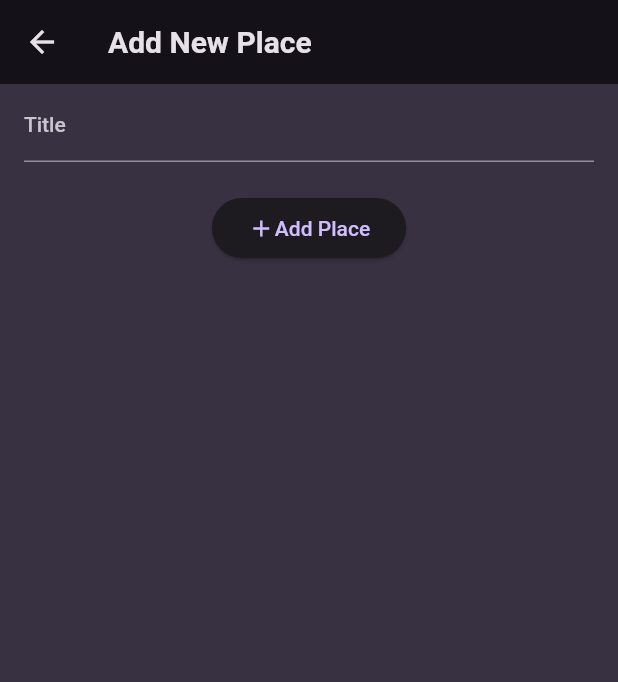
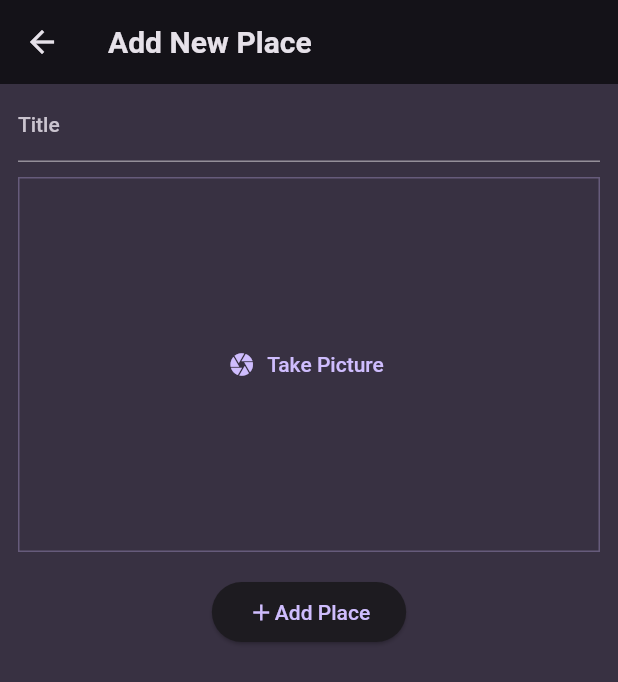
Before and after one commit to tristantanjh/FlutterAndDartGuide2023, a Flutter app: the AddPlaceScreen screen opened directly, after a tap on "Add Place", on a phone screen of 412 x 824 dp. Shown: the top 682 px of the screen. Run offline on Flutter 3.47's test engine with Material 2 defaults, Android fonts, the phone set to English and light mode, and no system bars; our stand-ins replace flutter_riverpod, google_fonts, image_picker, transparent_image.

Commit message:
Allow users to add image of favorite place

```diff
--- a/favorite_places/lib/main.dart
+++ b/favorite_places/lib/main.dart
@@ -29,7 +29,7 @@ final theme = ThemeData().copyWith(
 
 void main() {
   runApp(
-    ProviderScope(
+    const ProviderScope(
       child: MyApp(),
     ),
   );
--- a/favorite_places/lib/models/place.dart
+++ b/favorite_places/lib/models/place.dart
@@ -1,10 +1,12 @@
 import 'package:uuid/uuid.dart';
+import 'dart:io';
 
 const uuid = Uuid();
 
 class Place {
-  Place(this.title) : id = uuid.v4();
+  Place(this.title, this.image) : id = uuid.v4();
 
   final String id;
   final String title;
+  final File image;
 }
--- a/favorite_places/lib/screens/add_place_screen.dart
+++ b/favorite_places/lib/screens/add_place_screen.dart
@@ -1,46 +1,66 @@
+import 'dart:io';
+
 import 'package:favorite_places/models/place.dart';
 import 'package:favorite_places/providers/place_provider.dart';
+import 'package:favorite_places/widgets/image_input.dart';
 import 'package:flutter/material.dart';
 import 'package:flutter_riverpod/flutter_riverpod.dart';
 
-class AddPlaceScreen extends ConsumerWidget {
+class AddPlaceScreen extends ConsumerStatefulWidget {
   const AddPlaceScreen({super.key});
 
   @override
-  Widget build(BuildContext context, WidgetRef ref) {
-    final titleController = TextEditingController();
+  ConsumerState<ConsumerStatefulWidget> createState() {
+    return _AddPlaceScreenState();
+  }
+}
 
+class _AddPlaceScreenState extends ConsumerState<AddPlaceScreen> {
+  final _titleController = TextEditingController();
+  File? _selectedImage;
+
+  @override
+  void dispose() {
+    _titleController.dispose();
+    super.dispose();
+  }
+
+  @override
+  Widget build(BuildContext context) {
     return Scaffold(
       appBar: AppBar(
         title: const Text('Add New Place'),
       ),
-      body: Column(
+      body: SingleChildScrollView(
+        padding: const EdgeInsets.symmetric(horizontal: 12, vertical: 4),
+        child: Column(
           children: [
-          Padding(
-            padding:
-                const EdgeInsets.symmetric(horizontal: 16.0, vertical: 4.0),
-            child: TextField(
-              controller: titleController,
+            TextField(
+              controller: _titleController,
               decoration: const InputDecoration(
                 labelText: 'Title',
               ),
               style:
                   TextStyle(color: Theme.of(context).colorScheme.onBackground),
             ),
+            const SizedBox(
+              height: 10,
             ),
+            ImageInput((image) => _selectedImage = image),
             const SizedBox(
               height: 16,
             ),
             ElevatedButton(
               onPressed: () {
-              final title = titleController.text;
+                final title = _titleController.text;
 
-              if (title.isEmpty) {
+                if (title.isEmpty || _selectedImage == null) {
                   return;
                 }
 
-              final newPlace = Place(title);
-              ref.read(placeProvider.notifier).addPlace(newPlace);
+                ref
+                    .read(placeProvider.notifier)
+                    .addPlace(title, _selectedImage!);
                 Navigator.pop(context);
               },
               child: const Row(
@@ -50,6 +70,7 @@ class AddPlaceScreen extends ConsumerWidget {
             ),
           ],
         ),
+      ),
     );
   }
 }
--- a/favorite_places/lib/screens/all_places_screen.dart
+++ b/favorite_places/lib/screens/all_places_screen.dart
@@ -25,7 +25,10 @@ class AllPlacesScreen extends ConsumerWidget {
           ),
         ],
       ),
-      body: PlacesList(placesList),
+      body: Padding(
+        padding: const EdgeInsets.symmetric(horizontal: 4.0, vertical: 16),
+        child: PlacesList(placesList),
+      ),
     );
   }
 }
--- /dev/null
+++ b/favorite_places/lib/widgets/image_input.dart
@@ -0,0 +1,70 @@
+import 'dart:io';
+import 'package:flutter/material.dart';
+import 'package:image_picker/image_picker.dart';
+
+class ImageInput extends StatefulWidget {
+  const ImageInput(this.onSelectImage, {super.key});
+
+  final void Function(File image) onSelectImage;
+
+  @override
+  State<ImageInput> createState() => _ImageInputState();
+}
+
+class _ImageInputState extends State<ImageInput> {
+  File? selectedImage;
+
+  void _takePicture() async {
+    final imagePicker = ImagePicker();
+
+    final chosenImage = await imagePicker.pickImage(
+      source: ImageSource.camera,
+      maxWidth: 600,
+    );
+
+    if (chosenImage == null) {
+      return;
+    }
+
+    setState(() {
+      // convert xfile to file
+      selectedImage = File(chosenImage.path);
+    });
+
+    widget.onSelectImage(selectedImage!);
+  }
+
+  @override
+  Widget build(BuildContext context) {
+    Widget content = TextButton.icon(
+      icon: const Icon(Icons.camera),
+      label: const Text('Take Picture'),
+      onPressed: _takePicture,
+    );
+
+    if (selectedImage != null) {
+      // gesturedetector allows for replacing picture ontap
+      content = GestureDetector(
+        onTap: _takePicture,
+        child: Image.file(
+          selectedImage!,
+          fit: BoxFit.cover,
+          width: double.infinity,
+          height: double.infinity,
+        ),
+      );
+    }
+
+    return Container(
+      decoration: BoxDecoration(
+        border: Border.all(
+          width: 1,
+          color: Theme.of(context).colorScheme.primary.withOpacity(0.3),
+        ),
+      ),
+      height: 250,
+      width: double.infinity,
+      child: content,
+    );
+  }
+}
--- a/favorite_places/lib/widgets/places_list.dart
+++ b/favorite_places/lib/widgets/places_list.dart
@@ -24,6 +24,10 @@ class PlacesList extends StatelessWidget {
     return ListView.builder(
       itemCount: placesList.length,
       itemBuilder: (ctx, index) => ListTile(
+        leading: CircleAvatar(
+          radius: 26,
+          backgroundImage: FileImage(placesList[index].image),
+        ),
         onTap: () => Navigator.push(
           context,
           MaterialPageRoute(
--- a/favorite_places/pubspec.yaml
+++ b/favorite_places/pubspec.yaml
@@ -38,6 +38,7 @@ dependencies:
   google_fonts: ^5.1.0
   flutter_riverpod: ^2.3.6
   uuid: ^3.0.7
+  image_picker: ^1.0.1
 
 dev_dependencies:
   flutter_test:
```
Also changed, not shown: favorite_places/lib/providers/place_provider.dart (+5 -2 lines), favorite_places/pubspec.lock, 6 other files. Lines whose indentation alone changed are shown as unchanged.
